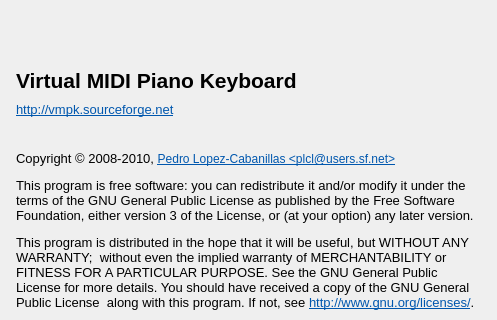
svn2github/vmpk, file trunk/src/about.ui: the form before one commit; both pictures show x 0 to 497 and y 109 to 429 of the 497 by 552 pixel window.
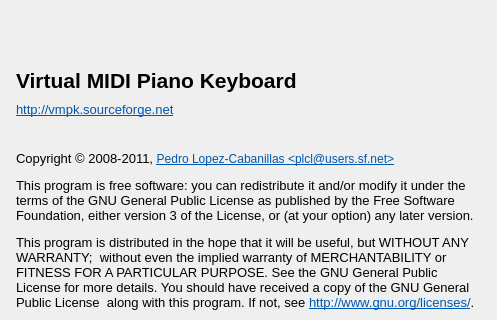
The form after the commit. Icons and pictures are not drawn.

Commit message: Copyright year updates

The edit to the form file:
```diff
--- a/trunk/src/about.ui
+++ b/trunk/src/about.ui
@@ -126,7 +126,7 @@
 &lt;html&gt;&lt;head&gt;&lt;meta name=&quot;qrichtext&quot; content=&quot;1&quot; /&gt;&lt;style type=&quot;text/css&quot;&gt;
 p, li { white-space: pre-wrap; }
 &lt;/style&gt;&lt;/head&gt;&lt;body style=&quot; font-family:'DejaVu Sans'; font-size:10pt; font-weight:400; font-style:normal;&quot;&gt;
-&lt;p style=&quot; margin-top:12px; margin-bottom:12px; margin-left:0px; margin-right:0px; -qt-block-indent:0; text-indent:0px;&quot;&gt;&lt;span style=&quot; font-family:'Sans Serif';&quot;&gt;Copyright © 2008-2010, &lt;/span&gt;&lt;a href=&quot;mailto:plcl@users.sf.net?subject=VMPK&quot;&gt;&lt;span style=&quot; font-family:'Sans Serif'; font-size:9pt; text-decoration: underline; color:#0057ae;&quot;&gt;Pedro Lopez-Cabanillas &amp;lt;plcl@users.sf.net&amp;gt;&lt;/span&gt;&lt;/a&gt;&lt;/p&gt;
+&lt;p style=&quot; margin-top:12px; margin-bottom:12px; margin-left:0px; margin-right:0px; -qt-block-indent:0; text-indent:0px;&quot;&gt;&lt;span style=&quot; font-family:'Sans Serif';&quot;&gt;Copyright © 2008-2011, &lt;/span&gt;&lt;a href=&quot;mailto:plcl@users.sf.net?subject=VMPK&quot;&gt;&lt;span style=&quot; font-family:'Sans Serif'; font-size:9pt; text-decoration: underline; color:#0057ae;&quot;&gt;Pedro Lopez-Cabanillas &amp;lt;plcl@users.sf.net&amp;gt;&lt;/span&gt;&lt;/a&gt;&lt;/p&gt;
 &lt;p style=&quot; margin-top:12px; margin-bottom:12px; margin-left:0px; margin-right:0px; -qt-block-indent:0; text-indent:0px;&quot;&gt;&lt;span style=&quot; font-family:'Sans Serif';&quot;&gt;This program is free software: you can redistribute it and/or modify it under the terms of the GNU General Public License as published by the Free Software Foundation, either version 3 of the License, or (at your option) any later version.&lt;/span&gt;&lt;/p&gt;
 &lt;p style=&quot; margin-top:12px; margin-bottom:12px; margin-left:0px; margin-right:0px; -qt-block-indent:0; text-indent:0px;&quot;&gt;&lt;span style=&quot; font-family:'Sans Serif';&quot;&gt;This program is distributed in the hope that it will be useful, but WITHOUT ANY WARRANTY;  without even the implied warranty of MERCHANTABILITY or FITNESS FOR A PARTICULAR PURPOSE. See the GNU General Public License for more details. You should have received a copy of the GNU General Public License  along with this program. If not, see &lt;/span&gt;&lt;a href=&quot;http://www.gnu.org/licenses/&quot;&gt;&lt;span style=&quot; font-family:'Sans Serif'; text-decoration: underline; color:#0057ae;&quot;&gt;http://www.gnu.org/licenses/&lt;/span&gt;&lt;/a&gt;&lt;span style=&quot; font-family:'Sans Serif';&quot;&gt;.&lt;/span&gt;&lt;/p&gt;
 &lt;p style=&quot; margin-top:12px; margin-bottom:12px; margin-left:0px; margin-right:0px; -qt-block-indent:0; text-indent:0px;&quot;&gt;&lt;span style=&quot; font-family:'Sans Serif';&quot;&gt;The following copyright notice is also applicable:&lt;/span&gt;&lt;/p&gt;
```
Left out of the diff: 2 changed lines with no effect on the pictures. The commit also changes 61 other files.
